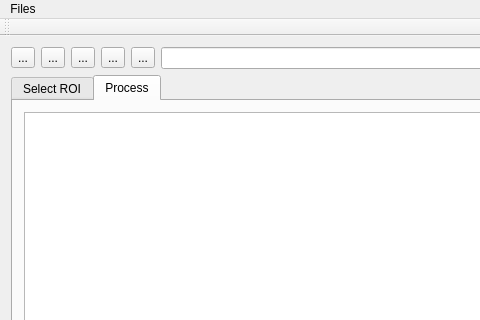
Old version of the form roi_selector/roi.ui in the repository noelniles/lablr; both pictures show x 0 to 480 and y 0 to 320 of the 876 by 747 pixel window.
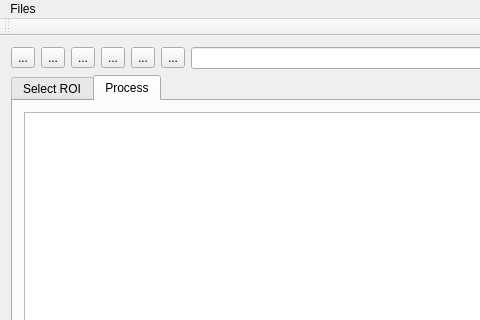
New version of the form.

Diff of the .ui file:
```diff
--- a/roi_selector/roi.ui
+++ b/roi_selector/roi.ui
@@ -70,6 +70,13 @@
         </attribute>
        </widget>
       </item>
+      <item>
+       <widget class="QToolButton" name="start_btn">
+        <property name="text">
+         <string>...</string>
+        </property>
+       </widget>
+      </item>
       <item>
        <widget class="QLineEdit" name="url_bar"/>
       </item>
```
